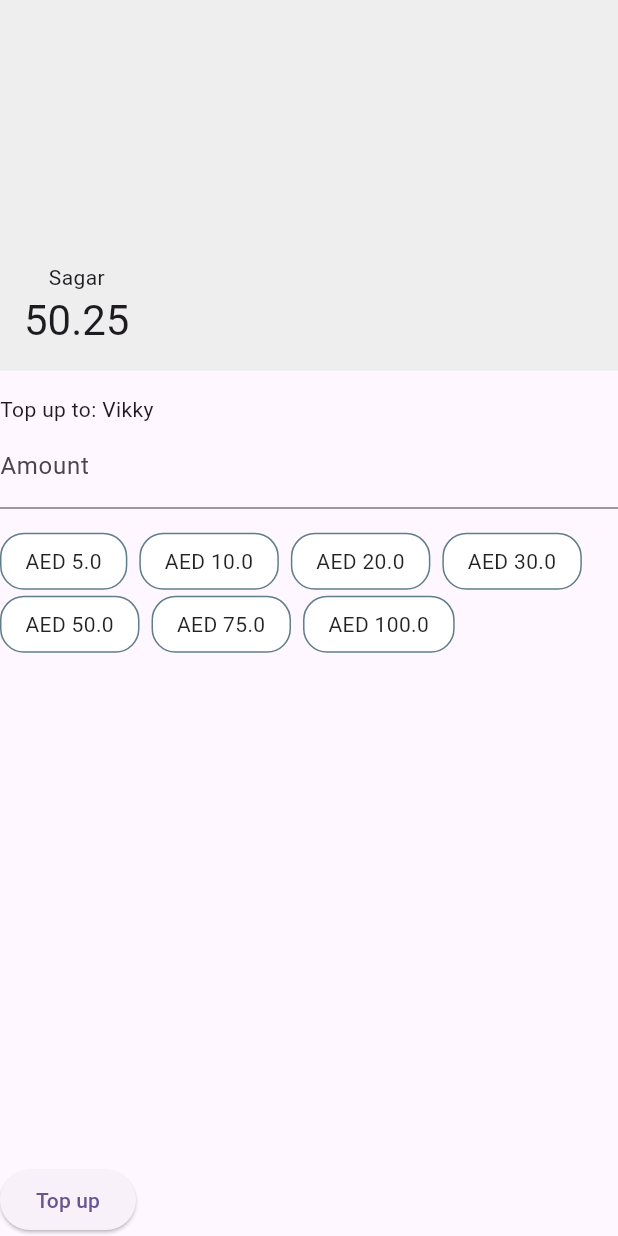
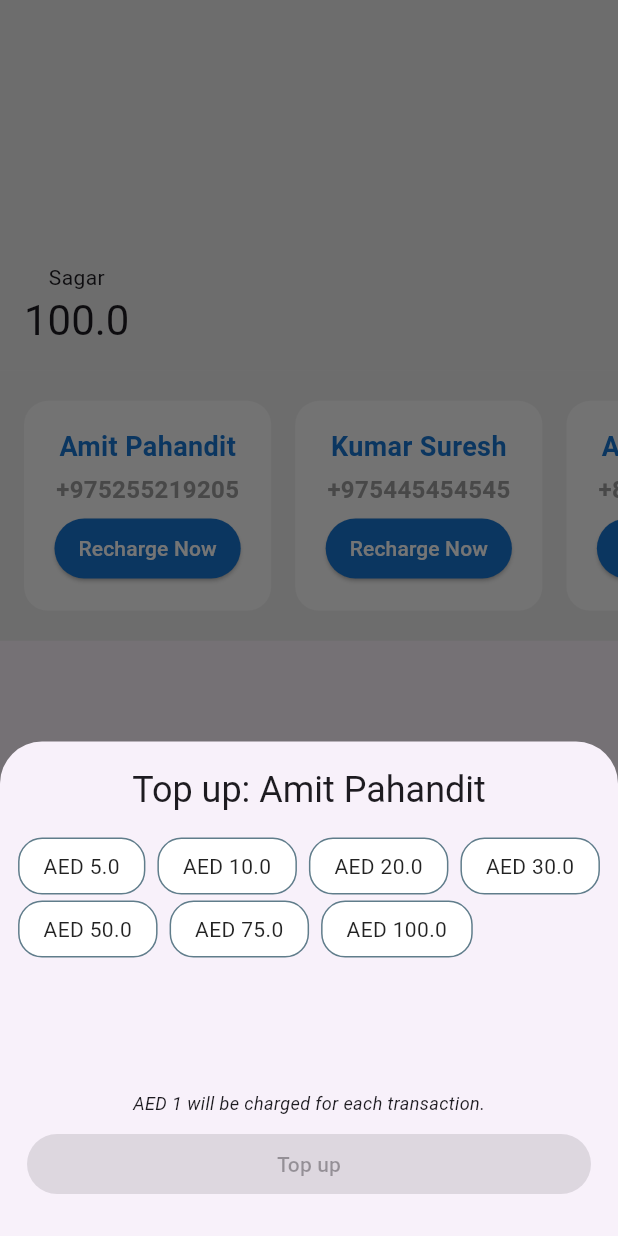
Before and after one commit to sagarkarki99/top-up-app, a Flutter app: the screen it shows after launch, after a tap on "Recharge Now", on a phone screen of 412 x 824 dp. Run offline on Flutter 3.47's test engine with Material 3 defaults, Android fonts, the phone set to English and light mode, and no system bars; our stand-ins replace flutter_bloc, freezed_annotation, get_it, loading_animation_widget; generated files the repository leaves out were written again.

Commit message:
feat: add ui state for top-up

```diff
--- a/lib/features/beneficiary/presentation/beneficiary_view.dart
+++ b/lib/features/beneficiary/presentation/beneficiary_view.dart
@@ -6,6 +6,7 @@ import 'package:top_up_app/features/beneficiary/presentation/widgets/beneficiary
 import 'package:top_up_app/features/beneficiary/service/beneficiary_service.dart';
 import 'package:top_up_app/features/top_up/topup_view.dart';
 import 'package:top_up_app/features/users/cubit/user_cubit.dart';
+import 'package:top_up_app/features/users/domain/user.dart';
 
 class BeneficiaryView extends StatelessWidget {
   const BeneficiaryView({super.key});
@@ -23,8 +24,10 @@ class BeneficiaryView extends StatelessWidget {
             error: (errorMessage) => Center(child: Text(errorMessage)),
             empty: (_) => const CircularProgressIndicator(),
             fetching: () => const CircularProgressIndicator(),
-            loaded: (list) => Center(
-              child: Container(
+            loaded: (list) => Column(
+              children: [
+                const _HeaderSection(),
+                Container(
                   color: Colors.grey[200],
                   height: 180,
                   child: ListView.builder(
@@ -34,16 +37,16 @@ class BeneficiaryView extends StatelessWidget {
                     itemBuilder: (context, index) => BeneficiaryItem(
                       beneficiary: list[index],
                       onRechargePressed: () {
-                      Navigator.of(context).push(
-                        MaterialPageRoute(
+                        showModalBottomSheet(
+                          context: context,
                           builder: (context) =>
                               TopupView(beneficiaryId: list[index].id),
-                        ),
                         );
                       },
                     ),
                   ),
                 ),
+              ],
             ),
           ),
         ),
@@ -51,3 +54,32 @@ class BeneficiaryView extends StatelessWidget {
     );
   }
 }
+
+class _HeaderSection extends StatelessWidget {
+  const _HeaderSection();
+
+  @override
+  Widget build(BuildContext context) {
+    final User user = context.watch<UserCubit>().state.user;
+    return Container(
+      padding: const EdgeInsets.only(left: 16, bottom: 16),
+      color: Colors.grey[200],
+      constraints: BoxConstraints(
+        maxHeight: MediaQuery.of(context).size.height * 0.3,
+      ),
+      child: Align(
+        alignment: Alignment.bottomLeft,
+        child: Column(
+          mainAxisSize: MainAxisSize.min,
+          children: [
+            Text(user.name.toString()),
+            Text(
+              user.balance.toString(),
+              style: Theme.of(context).textTheme.headlineMedium,
+            ),
+          ],
+        ),
+      ),
+    );
+  }
+}
--- a/lib/features/top_up/service/mock_data_store.dart
+++ b/lib/features/top_up/service/mock_data_store.dart
@@ -7,7 +7,18 @@ import 'package:top_up_app/features/users/domain/user.dart';
 
 class MockDataStore implements TopupService, BeneficiaryService {
   late User user;
-  MockDataStore();
+  MockDataStore() {
+    user = User(
+      id: '1',
+      name: 'Sagar',
+      balance: 100,
+    );
+  }
+
+  static const double maxLimitForVerifiedUser = 70;
+  static const double maxLimitForUnVerifiedUser = 50;
+  static const double totalAllowedAmount = 100;
+  static const double feePerTransaction = 1;
 
   final List<Beneficiary> beneficiaries = [
     Beneficiary(
@@ -51,12 +62,10 @@ class MockDataStore implements TopupService, BeneficiaryService {
     ),
   };
 
-  BalanceInfo usersLimit = BalanceInfo(allowed: 3000, available: 3000);
-
-  static const double maxLimitForVerifiedUser = 1000;
-  static const double maxLimitForUnVerifiedUser = 500;
-  static const double totalAllowedAmount = 3000;
-  static const double feePerTransaction = 1;
+  BalanceInfo usersLimit = BalanceInfo(
+    allowed: totalAllowedAmount,
+    available: totalAllowedAmount,
+  );
 
   setUser(User user) {
     this.user = user;
@@ -92,16 +101,25 @@ class MockDataStore implements TopupService, BeneficiaryService {
 
   @override
   Future<TopupSuccessEntity> topup(
-      String userId, String beneficiaryId, double amount) {
+    String userId,
+    String beneficiaryId,
+    double amount,
+  ) {
     final beneficiaryBalance = beneficiaryIdToBalance[beneficiaryId]!;
     beneficiaryIdToBalance[beneficiaryId] = beneficiaryBalance.copyWith(
       available: beneficiaryBalance.available - amount,
     );
     usersLimit = usersLimit.copyWith(available: usersLimit.available - amount);
+    user = user.copyWith(balance: user.balance - amount);
     print(beneficiaryBalance);
     print('-----------------');
     print(usersLimit);
-    return Future.value(
-        TopupSuccessEntity(message: 'Success', transactionId: '123'));
+    return Future.delayed(
+      const Duration(seconds: 1),
+      () => TopupSuccessEntity(
+        message: 'Success',
+        transactionId: '123',
+      ),
+    );
   }
 }
--- a/lib/features/top_up/topup_view.dart
+++ b/lib/features/top_up/topup_view.dart
@@ -1,11 +1,11 @@
 import 'package:flutter/material.dart';
 import 'package:flutter_bloc/flutter_bloc.dart';
+import 'package:loading_animation_widget/loading_animation_widget.dart';
 import 'package:top_up_app/core/service_locator.dart';
 import 'package:top_up_app/features/top_up/cubit/topup_cubit.dart';
 import 'package:top_up_app/features/top_up/service/topup_service.dart';
 import 'package:top_up_app/features/top_up/widgets/widgets.dart';
 import 'package:top_up_app/features/users/cubit/user_cubit.dart';
-import 'package:top_up_app/features/users/domain/user.dart';
 
 class TopupView extends StatelessWidget {
   const TopupView({super.key, required this.beneficiaryId});
@@ -30,8 +30,7 @@ class _TopupBody extends StatelessWidget {
 
   @override
   Widget build(BuildContext context) {
-    return Scaffold(
-      body: BlocConsumer<TopupCubit, TopupState>(
+    return BlocConsumer<TopupCubit, TopupState>(
       listener: (context, state) {
         if (state.topupStatus is ToppingUp) {
           context
@@ -42,60 +41,110 @@ class _TopupBody extends StatelessWidget {
         }
       },
       builder: (context, state) {
-          return state.topupInfoStatus.when(
+        return SizedBox(
+          height: MediaQuery.of(context).size.height * 0.4,
+          child: state.topupInfoStatus.when(
             settingUp: () => const Center(child: CircularProgressIndicator()),
             setupFailed: (errorMessage) => Center(
               child: Text(errorMessage),
             ),
-            loaded: () => Column(
-              crossAxisAlignment: CrossAxisAlignment.start,
-              children: [
-                const _HeaderSection(),
-                const SizedBox(height: 16),
-                const Text('Top up to: Vikky'),
-                const AmountField(),
-                const SizedBox(height: 16),
-                const DefaultAmountChips(),
-                Text(state.validationMessage),
-                const Spacer(),
-                ElevatedButton(
-                  child: const Text('Top up'),
-                  onPressed: () => context.read<TopupCubit>().confirmTopup(),
-                ),
-              ],
+            loaded: () => const _TopupForm(),
           ),
         );
       },
-      ),
     );
   }
 }
 
-class _HeaderSection extends StatelessWidget {
-  const _HeaderSection();
+class _TopupForm extends StatelessWidget {
+  const _TopupForm({super.key});
 
   @override
   Widget build(BuildContext context) {
-    final User user = context.watch<UserCubit>().state.user;
-    return Container(
-      padding: const EdgeInsets.only(left: 16, bottom: 16),
-      color: Colors.grey[200],
-      constraints: BoxConstraints(
-        maxHeight: MediaQuery.of(context).size.height * 0.3,
-      ),
-      child: Align(
-        alignment: Alignment.bottomLeft,
+    return BlocBuilder<TopupCubit, TopupState>(
+      builder: (context, state) {
+        return state.topupStatus.maybeWhen(
+          topupSuccess: (_) => const TopupSuccessView(),
+          orElse: () => Padding(
+            padding:
+                const EdgeInsets.symmetric(vertical: 16.0, horizontal: 10.0),
             child: Column(
               mainAxisSize: MainAxisSize.min,
+              crossAxisAlignment: CrossAxisAlignment.center,
               children: [
-            Text(user.name.toString()),
                 Text(
-              user.balance.toString(),
-              style: Theme.of(context).textTheme.headlineMedium,
+                  'Top up: ${state.beneficiaryTopupInfo!.beneficiaryName}',
+                  style: Theme.of(context).textTheme.headlineSmall,
+                ),
+                const SizedBox(height: 16),
+                const DefaultAmountChips(),
+                const SizedBox(height: 16),
+                Text(
+                  state.validationMessage,
+                  style: Theme.of(context)
+                      .textTheme
+                      .bodyMedium!
+                      .copyWith(color: Colors.red),
+                ),
+                const Spacer(),
+                Text(
+                  'AED ${state.beneficiaryTopupInfo!.fee.toInt()} will be charged for each transaction.',
+                  style: const TextStyle(
+                      fontSize: 12, fontStyle: FontStyle.italic),
+                ),
+                state.finalSendingAmount != null
+                    ? Text('Total: AED ${state.finalSendingAmount}')
+                    : const SizedBox.shrink(),
+                Container(
+                  padding: const EdgeInsets.all(8),
+                  width: double.infinity,
+                  child: ElevatedButton(
+                    onPressed: state.topupStatus is ReadyToTopup
+                        ? () => context.read<TopupCubit>().confirmTopup()
+                        : null,
+                    child: state.topupStatus is ToppingUp
+                        ? LoadingAnimationWidget.horizontalRotatingDots(
+                            color: Colors.blueAccent,
+                            size: 48,
+                          )
+                        : const Text('Top up'),
+                  ),
                 ),
               ],
             ),
           ),
         );
+      },
+    );
   }
 }
+
+class TopupSuccessView extends StatelessWidget {
+  const TopupSuccessView({super.key});
+
+  @override
+  Widget build(BuildContext context) {
+    return Center(
+      child: Column(
+        mainAxisSize: MainAxisSize.min,
+        children: [
+          const Icon(Icons.airplane_ticket_sharp, size: 108),
+          const SizedBox(height: 16),
+          Text(
+            'Topup successful!',
+            style: Theme.of(context).textTheme.headlineMedium,
+          ),
+          const SizedBox(height: 16),
+          Container(
+            padding: const EdgeInsets.all(8),
+            width: double.infinity,
+            child: ElevatedButton(
+              onPressed: () => Navigator.of(context).pop(),
+              child: const Text('Okay'),
+            ),
+          )
+        ],
+      ),
+    );
+  }
+}
--- a/lib/main.dart
+++ b/lib/main.dart
@@ -2,8 +2,8 @@ import 'package:flutter/material.dart';
 import 'package:flutter_bloc/flutter_bloc.dart';
 import 'package:top_up_app/features/beneficiary/presentation/beneficiary_view.dart';
 import 'package:top_up_app/core/service_locator.dart';
+import 'package:top_up_app/features/top_up/service/mock_data_store.dart';
 import 'package:top_up_app/features/users/cubit/user_cubit.dart';
-import 'package:top_up_app/features/users/domain/user.dart';
 
 Future<void> main() async {
   WidgetsFlutterBinding.ensureInitialized();
@@ -18,11 +18,7 @@ class MyApp extends StatelessWidget {
   Widget build(BuildContext context) {
     return BlocProvider(
       create: (context) => UserCubit(
-        User(
-          id: '1',
-          name: 'Sagar',
-          balance: 50.25,
-        ),
+        locator<MockDataStore>().user,
       ),
       child: MaterialApp(
         title: 'Top-up App',
--- a/pubspec.yaml
+++ b/pubspec.yaml
@@ -13,6 +13,7 @@ dependencies:
   flutter_bloc: ^8.1.6
   freezed_annotation: ^2.4.4
   get_it: ^7.7.0
+  loading_animation_widget: ^1.2.1
 
 dev_dependencies:
   build_runner: ^2.4.11
```
Also changed, not shown: lib/features/top_up/cubit/topup_cubit.dart (+13 -1 lines), pubspec.lock. Lines whose indentation alone changed are shown as unchanged.
